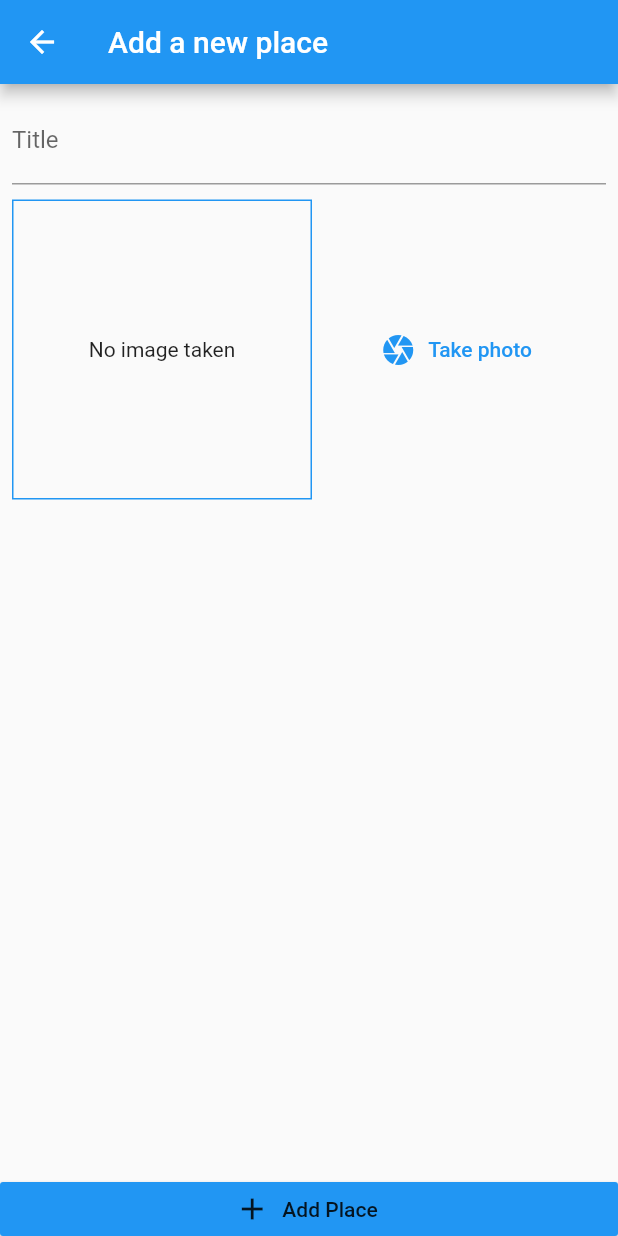
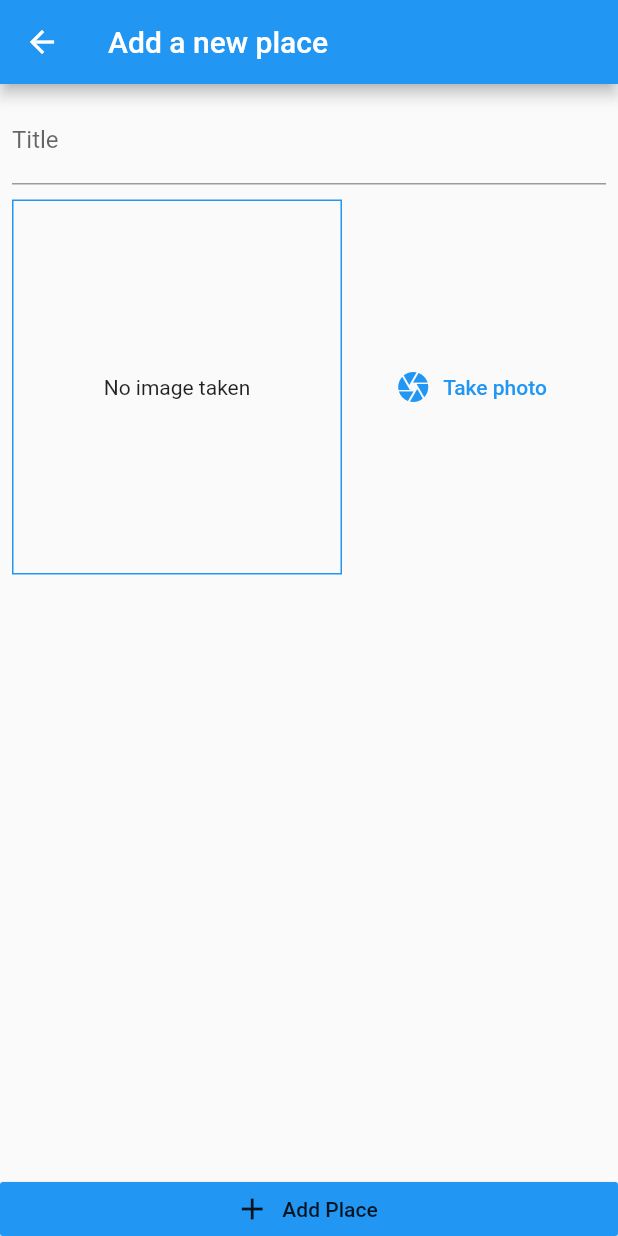
Before and after one commit to poolGolez/laag, a Flutter app: the AddPlacesScreen screen opened by its route, after a tap on "Take photo", on a phone screen of 412 x 824 dp. Run offline on Flutter 3.47's test engine with Material 2 defaults, Android fonts, the phone set to English and light mode, and no system bars; our stand-ins replace image_picker.

Commit message:
Allow taking pictures

```diff
--- a/lib/widgets/image_input.dart
+++ b/lib/widgets/image_input.dart
@@ -1,6 +1,7 @@
 import 'dart:io';
 
 import 'package:flutter/material.dart';
+import 'package:image_picker/image_picker.dart';
 
 class ImageInput extends StatefulWidget {
   @override
@@ -10,13 +11,21 @@ class ImageInput extends StatefulWidget {
 class _ImageInputState extends State<ImageInput> {
   File _storedImage;
 
+  Future<void> takePhoto() async {
+    var picker = ImagePicker();
+    var pickedImage = await picker.getImage(source: ImageSource.camera);
+    setState(() {
+      _storedImage = File(pickedImage.path);
+    });
+  }
+
   @override
   Widget build(BuildContext context) {
     return Row(
       children: [
         Container(
-          height: 200,
-          width: 200,
+          height: 250,
+          width: 220,
           child: Center(
             child: _storedImage != null
                 ? Image.file(_storedImage, fit: BoxFit.cover)
@@ -34,7 +43,7 @@ class _ImageInputState extends State<ImageInput> {
               'Take photo',
               style: TextStyle(),
             ),
-            onPressed: () {},
+            onPressed: takePhoto,
           ),
         )
       ],
--- a/pubspec.yaml
+++ b/pubspec.yaml
@@ -24,6 +24,7 @@ dependencies:
   flutter:
     sdk: flutter
   provider: ^4.3.1
+  image_picker: ^0.6.5
 
 
   # The following adds the Cupertino Icons font to your application.
```
Also changed, not shown: pubspec.lock.
